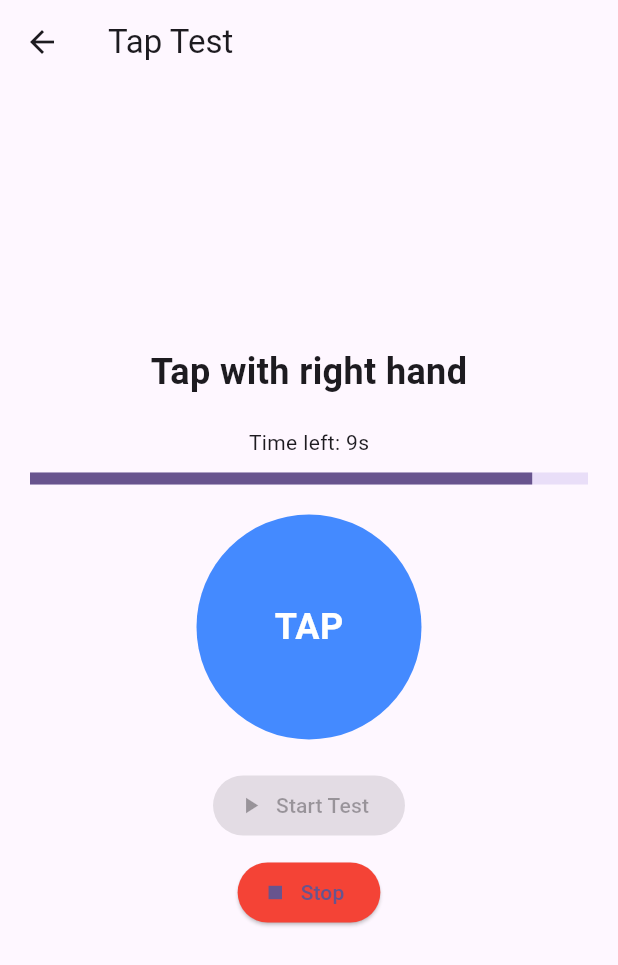
After one commit to AlexTerzis/Parkinsons-Detection-App, a Flutter app: the TapTestView screen opened directly, after a tap on "Start Test", on a phone screen of 412 x 824 dp. The commit adds this screen. Shown: the top 965 px of the screen. Run offline on Flutter 3.47's test engine with Material 3 defaults, Android fonts, the phone set to English and light mode, and no system bars; our stand-ins replace cloud_firestore, firebase_auth, firebase_core, fl_chart, permission_handler, responsive_builder and 4 more; missing offline and left inert: fftea; accounts and stored records are empty.

Commit message:
Added the tap test

```diff
--- a/lib/models/test_type.dart
+++ b/lib/models/test_type.dart
@@ -2,5 +2,5 @@ enum TestType {
   cameraDetection,
   drawing,
   questionnaire,
-  tremor,
+  tremor, tap,
 }
--- a/lib/services/test_service.dart
+++ b/lib/services/test_service.dart
@@ -60,8 +60,11 @@ class TestService {
         return 'Drawing';
       case TestType.questionnaire:
         return 'Questionnaire';
+      case TestType.tremor:
+        return 'Tremor';
+      case TestType.tap:
+        return 'Tap';
       case TestType.cameraDetection:
-      default:
         return 'Camera';
     }
   }
--- a/lib/ui/views/patience/patience_view.dart
+++ b/lib/ui/views/patience/patience_view.dart
@@ -1,5 +1,6 @@
 import 'package:flutter/material.dart';
 import 'package:parkinsondetetion/ui/views/tremor_test/tremor_test_view.dart';
+import 'package:parkinsondetetion/ui/views/tap_test/tap_test_view.dart';
 import 'package:stacked/stacked.dart';
 
 import 'patience_viewmodel.dart';
@@ -108,8 +109,13 @@ class PatienceView extends StackedView<PatienceViewModel> {
       },
       {
         'title': 'Tremor Test',
-        'icon': Icons.vibration,  // or any icon you like
+        'icon': Icons.vibration,
         'type': TestType.tremor,
+      },
+      {
+        'title': 'Tap Test',
+        'icon': Icons.touch_app,
+        'type': TestType.tap,
       },
       {
         'title': 'Drawing Test',
@@ -145,19 +151,25 @@ class PatienceView extends StackedView<PatienceViewModel> {
                     onTap: () async {
                       final type = test['type'] as TestType;
                       if (type == TestType.cameraDetection) {
-                        final success = await locator<NavigationService>().navigateToView(const CameraTestView());
+                        final success = await locator<NavigationService>()
+                            .navigateToView(const CameraTestView());
                         if (rootContext.mounted && success == false) {
                           ScaffoldMessenger.of(rootContext).showSnackBar(
-                            const SnackBar(content: Text('No hands detected. Try again.')),
+                            const SnackBar(
+                                content: Text('No hands detected. Try again.')),
                           );
                         }
                       } else if (type == TestType.tremor) {
-                          // Navigate to TremorTestView
-                          await locator<NavigationService>().navigateToView(const TremorTestView());
+                        await locator<NavigationService>()
+                            .navigateToView(const TremorTestView());
+                      } else if (type == TestType.tap) {
+                        await locator<NavigationService>()
+                            .navigateToView(const TapTestView());
                       } else {
                         await viewModel.recordDemoResult(type);
                         ScaffoldMessenger.of(rootContext).showSnackBar(
-                            SnackBar(content: Text('${test['title']} completed')),
+                          SnackBar(
+                              content: Text('${test['title']} completed')),
                         );
                       }
                     },
--- a/lib/ui/views/patience/patience_viewmodel.dart
+++ b/lib/ui/views/patience/patience_viewmodel.dart
@@ -127,6 +127,10 @@ class PatienceViewModel extends BaseViewModel {
         return 'Drawing';
       case TestType.questionnaire:
         return 'Questionnaire';
+      case TestType.tremor:
+        return 'Tremor';
+      case TestType.tap:
+        return 'Tap';
       case TestType.cameraDetection:
       default:
         return 'Camera Detection';
--- /dev/null
+++ b/lib/ui/views/tap_test/tap_test_view.dart
@@ -0,0 +1,92 @@
+import 'package:flutter/material.dart';
+import 'package:stacked/stacked.dart';
+
+import 'tap_test_viewmodel.dart';
+
+class TapTestView extends StackedView<TapTestViewModel> {
+  const TapTestView({Key? key}) : super(key: key);
+
+  @override
+  Widget builder(
+    BuildContext context,
+    TapTestViewModel viewModel,
+    Widget? child,
+  ) {
+    return Scaffold(
+      appBar: AppBar(title: const Text('Tap Test')),
+      body: Padding(
+        padding: const EdgeInsets.all(20),
+        child: Column(
+          mainAxisAlignment: MainAxisAlignment.center,
+          children: [
+            Text(
+              viewModel.status,
+              style: const TextStyle(fontSize: 24, fontWeight: FontWeight.bold),
+              textAlign: TextAlign.center,
+            ),
+            const SizedBox(height: 20),
+            if (viewModel.isTesting)
+              Column(
+                children: [
+                  Text('Time left: ${viewModel.secondsLeft}s'),
+                  const SizedBox(height: 10),
+                  LinearProgressIndicator(
+                    value: viewModel.progress,
+                    minHeight: 8,
+                  ),
+                ],
+              ),
+            const SizedBox(height: 20),
+            GestureDetector(
+              onTap: viewModel.recordTap,
+              child: Container(
+                width: 150,
+                height: 150,
+                decoration: BoxDecoration(
+                  shape: BoxShape.circle,
+                  color: viewModel.isTesting
+                      ? Colors.blueAccent
+                      : Colors.grey.shade400,
+                ),
+                child: const Center(
+                  child: Text(
+                    'TAP',
+                    style: TextStyle(
+                      color: Colors.white,
+                      fontSize: 24,
+                      fontWeight: FontWeight.bold,
+                    ),
+                  ),
+                ),
+              ),
+            ),
+            const SizedBox(height: 20),
+            ElevatedButton.icon(
+              onPressed:
+                  viewModel.isTesting ? null : () => viewModel.startTest(),
+              icon: const Icon(Icons.play_arrow),
+              label: const Text('Start Test'),
+            ),
+            const SizedBox(height: 10),
+            ElevatedButton.icon(
+              onPressed: viewModel.stopTest,
+              icon: const Icon(Icons.stop),
+              style: ElevatedButton.styleFrom(backgroundColor: Colors.red),
+              label: const Text('Stop'),
+            ),
+            const SizedBox(height: 30),
+            if (viewModel.resultHand1.isNotEmpty)
+              Text(viewModel.resultHand1,
+                  style: const TextStyle(fontSize: 16)),
+            if (viewModel.resultHand2.isNotEmpty)
+              Text(viewModel.resultHand2,
+                  style: const TextStyle(fontSize: 16)),
+          ],
+        ),
+      ),
+    );
+  }
+
+  @override
+  TapTestViewModel viewModelBuilder(BuildContext context) => TapTestViewModel();
+}
--- /dev/null
+++ b/lib/ui/views/tap_test/tap_test_viewmodel.dart
@@ -0,0 +1,109 @@
+import 'dart:async';
+
+import 'package:stacked/stacked.dart';
+
+class TapTestViewModel extends BaseViewModel {
+  final int testDuration = 10; // seconds per hand
+  final int pauseDuration = 5;
+
+  int secondsLeft = 0;
+  bool isTesting = false;
+  String status = 'Press start to begin';
+  String resultHand1 = '';
+  String resultHand2 = '';
+
+  int _phase = 0; // 0=hand1,1=pause,2=hand2,3=done
+  Timer? _timer;
+  final List<DateTime> _tapTimes = [];
+
+  double get progress => secondsLeft / testDuration;
+
+  void recordTap() {
+    if (isTesting && (_phase == 0 || _phase == 2)) {
+      _tapTimes.add(DateTime.now());
+    }
+  }
+
+  void startTest() {
+    _reset();
+    _startHand1();
+  }
+
+  void _reset() {
+    resultHand1 = '';
+    resultHand2 = '';
+    status = 'Starting test...';
+    isTesting = true;
+    _phase = 0;
+    notifyListeners();
+  }
+
+  void _startHand1() {
+    _phase = 0;
+    status = 'Tap with right hand';
+    secondsLeft = testDuration;
+    _tapTimes.clear();
+    _startTimer(() {
+      resultHand1 = _analyzeTaps('Right Hand', List.of(_tapTimes));
+      _startPause();
+    });
+  }
+
+  void _startPause() {
+    _phase = 1;
+    status = 'Switch hands';
+    secondsLeft = pauseDuration;
+    _tapTimes.clear();
+    _startTimer(_startHand2);
+  }
+
+  void _startHand2() {
+    _phase = 2;
+    status = 'Tap with left hand';
+    secondsLeft = testDuration;
+    _tapTimes.clear();
+    _startTimer(() {
+      resultHand2 = _analyzeTaps('Left Hand', List.of(_tapTimes));
+      status = 'Test completed';
+      isTesting = false;
+      _phase = 3;
+      notifyListeners();
+    });
+  }
+
+  void _startTimer(Function onFinish) {
+    _timer?.cancel();
+    _timer = Timer.periodic(const Duration(seconds: 1), (timer) {
+      secondsLeft--;
+      notifyListeners();
+      if (secondsLeft <= 0) {
+        timer.cancel();
+        onFinish();
+      }
+    });
+  }
+
+  String _analyzeTaps(String label, List<DateTime> taps) {
+    if (taps.length < 2) return '$label: not enough taps';
+    final durationSec = testDuration;
+    final freq = taps.length / durationSec;
+    final intervals = <double>[];
+    for (int i = 1; i < taps.length; i++) {
+      intervals.add(taps[i].difference(taps[i - 1]).inMilliseconds / 1000);
+    }
+    final avg = intervals.reduce((a, b) => a + b) / intervals.length;
+    final varSum = intervals
+        .map((d) => (d - avg) * (d - avg))
+        .reduce((a, b) => a + b);
+    final variance = varSum / intervals.length;
+
+    return '$label: taps=${taps.length}, freq=${freq.toStringAsFixed(1)}/s, var=${variance.toStringAsFixed(3)}';
+  }
+
+  void stopTest() {
+    _timer?.cancel();
+    isTesting = false;
+    status = 'Test stopped';
+    notifyListeners();
+  }
+}
```
Lines whose indentation alone changed are shown as unchanged.
